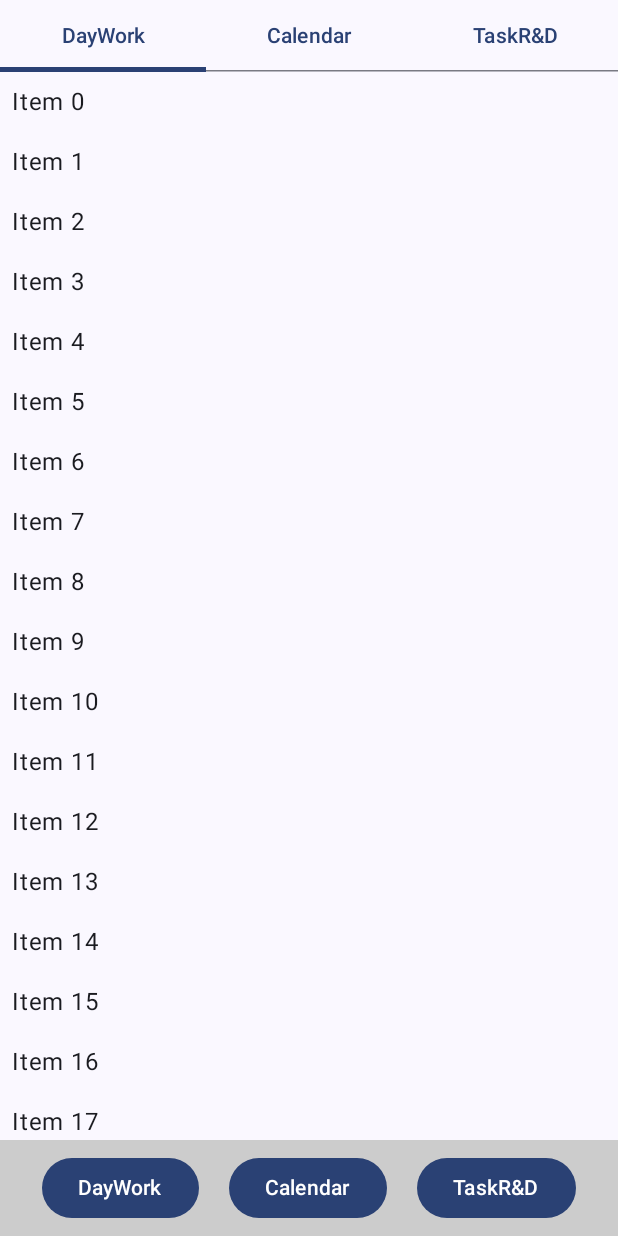
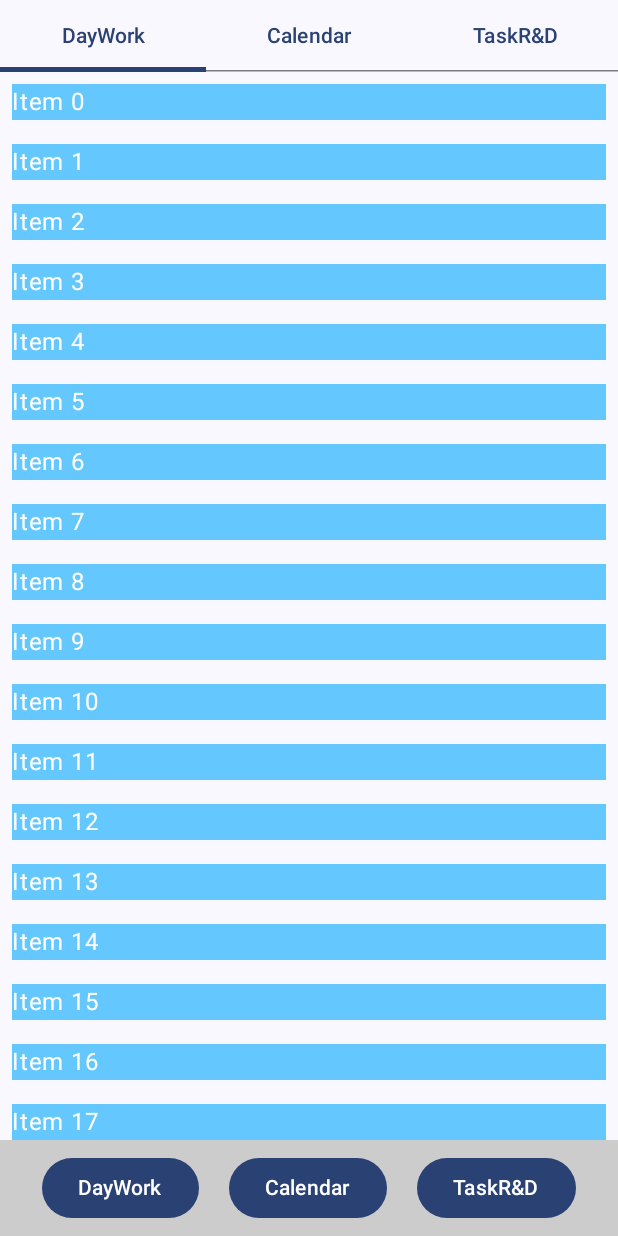
Before and after one commit to taxy47/buildYourLife, an Android app built with Jetpack Compose: the screen it shows after launch (MainActivity), on a phone screen of 412 x 824 dp. Run offline under Robolectric (Android 15) with nearby library versions, the phone set to English and light mode, and no system bars.

```diff
--- a/app/src/main/java/com/example/buildyourself/MainActivity.kt
+++ b/app/src/main/java/com/example/buildyourself/MainActivity.kt
@@ -1,8 +1,13 @@
 package com.example.buildyourself
 
+//import android.content.SharedPreferences
+//import androidx.datastore.core.DataStore
+//import androidx.datastore.preferences.core.Preferences
+//import androidx.datastore.preferences.core.stringPreferencesKey
 import android.content.Context
-//import android.content.SharedPreferences
+import android.database.sqlite.SQLiteDatabase
 import android.os.Bundle
+import android.util.Log
 import androidx.activity.ComponentActivity
 import androidx.activity.compose.rememberLauncherForActivityResult
 import androidx.activity.compose.setContent
@@ -10,6 +15,7 @@ import androidx.activity.enableEdgeToEdge
 import androidx.activity.result.contract.ActivityResultContracts
 import androidx.compose.animation.core.animateFloatAsState
 import androidx.compose.foundation.background
+import androidx.compose.foundation.clickable
 import androidx.compose.foundation.gestures.detectDragGestures
 import androidx.compose.foundation.gestures.detectTapGestures
 import androidx.compose.foundation.layout.Arrangement
@@ -38,6 +44,7 @@ import androidx.compose.material3.Text
 import androidx.compose.material3.TextField
 import androidx.compose.runtime.Composable
 import androidx.compose.runtime.LaunchedEffect
+import androidx.compose.runtime.MutableState
 import androidx.compose.runtime.collectAsState
 import androidx.compose.runtime.getValue
 import androidx.compose.runtime.mutableFloatStateOf
@@ -56,17 +63,12 @@ import androidx.compose.ui.platform.LocalContext
 import androidx.compose.ui.tooling.preview.Preview
 import androidx.compose.ui.unit.IntOffset
 import androidx.compose.ui.unit.dp
-//import androidx.datastore.core.DataStore
-//import androidx.datastore.preferences.core.Preferences
 import androidx.datastore.preferences.core.edit
-//import androidx.datastore.preferences.core.stringPreferencesKey
 import androidx.datastore.preferences.core.stringSetPreferencesKey
 import androidx.datastore.preferences.preferencesDataStore
 import com.example.buildyourself.ui.theme.BuildYourselfTheme
-import kotlinx.coroutines.flow.first
 import kotlinx.coroutines.flow.map
 import kotlinx.coroutines.launch
-import kotlinx.coroutines.runBlocking
 import kotlin.math.roundToInt
 import kotlin.random.Random
 
@@ -74,6 +76,34 @@ import kotlin.random.Random
 class MainActivity : ComponentActivity() {
     override fun onCreate(savedInstanceState: Bundle?) {
         super.onCreate(savedInstanceState)
+        println("MainActivity created")
+        Log.i("TAG", "TEST log");
+
+
+// test the access to database
+        val db = openOrCreateDatabase("mydatabase.db", MODE_PRIVATE, null)
+        db.execSQL("CREATE TABLE IF NOT EXISTS users (id INTEGER PRIMARY KEY AUTOINCREMENT, name TEXT)")
+//        db.execSQL("INSERT INTO users (name) VALUES ('Alice')") // <-- 注意，这会每次都插入
+
+        val cursor =
+            db.rawQuery("SELECT COUNT(*) FROM users WHERE name = ?", arrayOf<String>("Alice"))
+        cursor.moveToFirst()
+        val count = cursor.getInt(0)
+        if (count == 0) {
+            db.execSQL("INSERT INTO users (name) VALUES (?)", arrayOf<Any>("Alice"))
+        }
+        cursor.close()
+        Log.i("Data db", "$count");
+        val myCursor = db.rawQuery("SELECT * FROM users WHERE name = 'Alice'", null);
+        while (myCursor.moveToNext()) {
+            val rowNumber = myCursor.columnCount;
+            val id = myCursor.getInt(0);
+            val name = myCursor.getInt(1);
+            Log.i("Database query", "$rowNumber is the $id , $name ");
+        }
+        myCursor.close();
+//        Log.
+//        Log.i("Tag", "test log");
         enableEdgeToEdge()
         setContent {
             BuildYourselfTheme {
@@ -97,7 +127,26 @@ class MainActivity : ComponentActivity() {
             }
         }
     }
+
+    override fun onDestroy() {
+        super.onDestroy();
+        println("Destroy activity");
+    }
 }
+
+//@Composable
+//fun loadUsers(db: SQLiteDatabase) {
+//    val cursor = db.rawQuery("SELECT * FROM users", null)
+//    val sb = StringBuilder()
+//    while (cursor.moveToNext()) {
+//        val id = cursor.getInt(0)
+//        val name = cursor.getString(1)
+//        sb.append(id).append(": ").append(name).append("\n")
+//    }
+//    cursor.close()
+//    val textView = null
+//    textView.setText(sb.toString())
+//}
 
 @Composable
 fun InnerContent() {
@@ -115,21 +164,97 @@ fun InnerContent() {
 //    ScrollingContent()
 }
 
+//@Composable
+//fun ScrollingContent() {
+//    LazyColumn(modifier = Modifier
+//        .fillMaxSize()
+//    ) {
+//        items(50) { index ->
+//            Text(
+//                text = "Item $index",
+//                modifier = Modifier
+//                    .padding(8.dp)
+//                    .fillMaxWidth()
+//                    .background(Color(0xFF64C8F))
+//                    .pointerInput(Unit) {
+//                        detectTapGestures (
+//                            onTap = {
+////                                text = "Clicked";
+//                            }
+//                        )
+//                    }
+//            )
+//        }
+//    }
+//}
+
+//数据持久化生命周期，这个数据在退出 app 后会消除；不同 tab 切换都会刷新掉，ScrollingContent 被销毁又重建了
+data class ItemData(
+    val id: Int,
+    var color: MutableState<Color> = mutableStateOf(Color(0xFF64C8FF))
+)
+
 @Composable
 fun ScrollingContent() {
+    val items = remember {
+        List(50) { index -> ItemData(id = index) }
+    }
+
     LazyColumn(modifier = Modifier.fillMaxSize()) {
-        items(50) { index ->
+        items(items, key = { it.id }) { item ->
             Text(
-                text = "Item $index",
+                text = "Item ${item.id}",
                 modifier = Modifier
                     .padding(8.dp)
-                    .fillMaxWidth(),
-//                textAlign = TextAlign.Center
-//                contentAlignment = Alignment.Center
+                    .fillMaxWidth()
+                    .background(item.color.value)
+                    .clickable {
+                        // 修改数据源里的颜色
+                        item.color.value = Color(
+                            Random.nextFloat(),
+                            Random.nextFloat(),
+                            Random.nextFloat(),
+                            1f
+                        )
+                    },
+                color = Color.White
             )
         }
     }
+
 }
+
+//@Composable
+//fun ScrollingContent() {
+//    LazyColumn(modifier = Modifier.fillMaxSize()) {
+//        items(50) { index ->
+//            // 为每个 item 创建独立颜色状态
+//            val backgroundColor = remember { mutableStateOf(Color(0xFF64C8FF)) }
+//
+//            Text(
+//                text = "Item $index",
+//                modifier = Modifier
+//                    .padding(8.dp)
+//                    .fillMaxWidth()
+//                    .background(backgroundColor.value)
+//                    .pointerInput(Unit) {
+//                        detectTapGestures(
+//                            onTap = {
+//                                // 点击时随机改变颜色
+//                                backgroundColor.value = Color(
+//                                    red = Random.nextFloat(),
+//                                    green = Random.nextFloat(),
+//                                    blue = Random.nextFloat(),
+//                                    alpha = 1f
+//                                )
+//                            }
+//                        )
+//                    },
+//                color = Color.White // 文字颜色
+//            )
+//        }
+//    }
+//}
 
 @Composable
 fun TaskListScreen(context: Context) {
```
